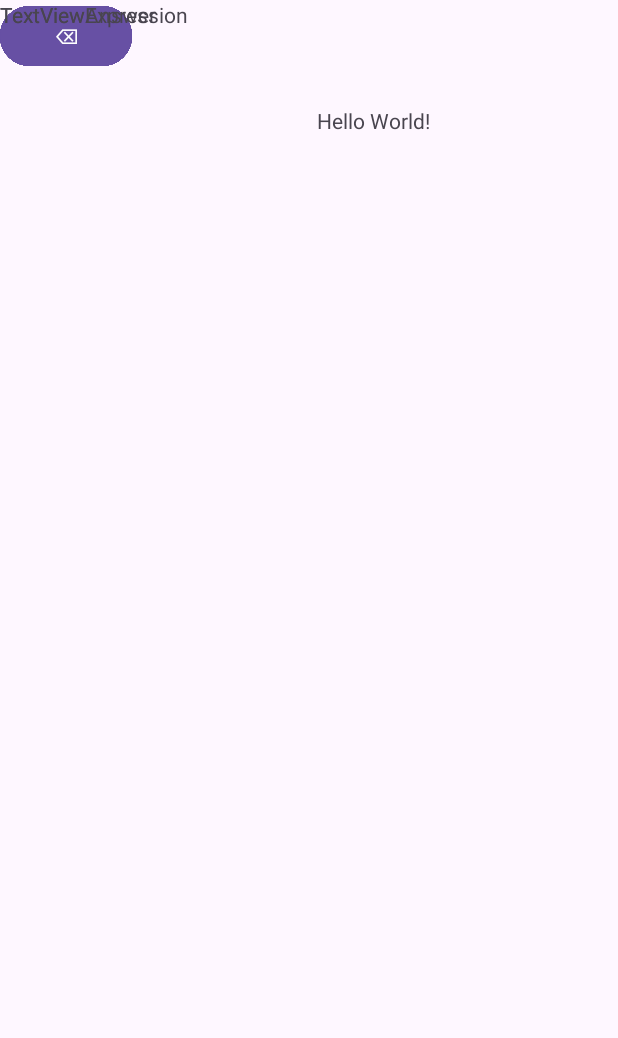
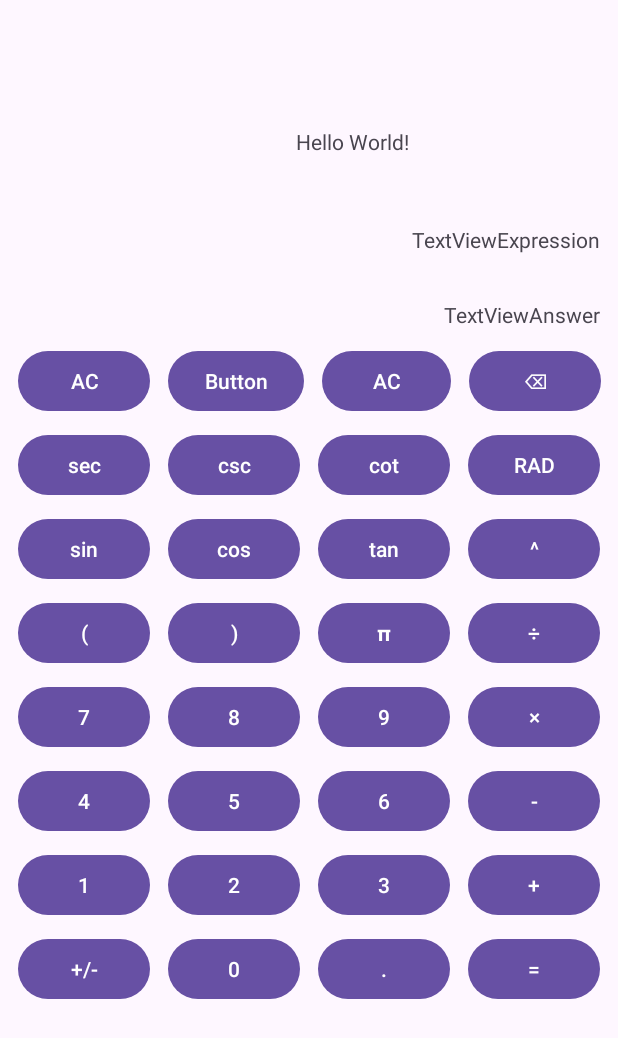
Before and after one commit to Dantes39/FirstCalculator, an Android app: the screen it shows after launch (MainActivity), on a phone screen of 412 x 824 dp. Shown: the top 1038 px of the screen. Run offline under Robolectric (Android 15) with nearby library versions, the phone set to English and light mode, and no system bars; 1 statement that could not run was skipped.

Commit message:
Make grid of buttons

```diff
--- a/app/src/main/res/layout/activity_main.xml
+++ b/app/src/main/res/layout/activity_main.xml
@@ -14,265 +14,350 @@
         android:text="Hello World!"
         app:layout_constraintBottom_toBottomOf="parent"
         app:layout_constraintEnd_toEndOf="parent"
-        app:layout_constraintHorizontal_bias="0.628"
+        app:layout_constraintHorizontal_bias="0.586"
         app:layout_constraintStart_toStartOf="parent"
         app:layout_constraintTop_toTopOf="parent"
-        app:layout_constraintVertical_bias="0.088" />
+        app:layout_constraintVertical_bias="0.105" />
+
+    <Button
+        android:id="@+id/buttonMinus"
+        android:layout_width="wrap_content"
+        android:layout_height="wrap_content"
+        android:text="@string/minus_sign"
+        android:layout_marginStart="12dp"
+        android:layout_marginTop="8dp"
+        app:layout_constraintTop_toBottomOf="@+id/buttonMultiply"
+        app:layout_constraintStart_toEndOf="@+id/buttonSix"/>
+
+    <Button
+        android:id="@+id/buttonPlus"
+        android:layout_width="wrap_content"
+        android:layout_height="wrap_content"
+        android:text="@string/plus_sign"
+        android:layout_marginStart="12dp"
+        android:layout_marginTop="8dp"
+        app:layout_constraintTop_toBottomOf="@+id/buttonMinus"
+        app:layout_constraintStart_toEndOf="@+id/buttonThree"/>
 
     <Button
         android:id="@+id/buttonEquals"
         android:layout_width="wrap_content"
         android:layout_height="wrap_content"
         android:text="@string/equals_sign"
-        tools:layout_editor_absoluteX="305dp"
-        tools:layout_editor_absoluteY="627dp" />
+        android:layout_marginStart="12dp"
+        android:layout_marginTop="8dp"
+        app:layout_constraintTop_toBottomOf="@+id/buttonPlus"
+        app:layout_constraintStart_toEndOf="@+id/buttonPoint"/>
 
     <Button
-        android:id="@+id/buttonPlus"
+        android:id="@+id/buttonPoint"
         android:layout_width="wrap_content"
         android:layout_height="wrap_content"
-        android:text="@string/plus_sign"
-        tools:layout_editor_absoluteX="305dp"
-        tools:layout_editor_absoluteY="567dp" />
+        android:text="@string/point_sign"
+        android:layout_marginStart="12dp"
+        android:layout_marginTop="8dp"
+        app:layout_constraintTop_toBottomOf="@+id/buttonThree"
+        app:layout_constraintStart_toEndOf="@+id/buttonZero"/>
+
+    <Button
+        android:id="@+id/buttonChangeSign"
+        android:layout_width="wrap_content"
+        android:layout_height="wrap_content"
+        android:text="@string/change_sign_sign"
+        android:layout_marginStart="12dp"
+        android:layout_marginTop="8dp"
+        app:layout_constraintTop_toBottomOf="@+id/buttonOne"
+        app:layout_constraintStart_toStartOf="parent"/>
+
+    <Button
+        android:id="@+id/buttonOne"
+        android:layout_width="wrap_content"
+        android:layout_height="wrap_content"
+        android:layout_marginStart="12dp"
+        android:layout_marginTop="8dp"
+        android:text="@string/one_sign"
+        app:layout_constraintStart_toStartOf="parent"
+        app:layout_constraintTop_toBottomOf="@+id/buttonFour"/>
+
+    <Button
+        android:id="@+id/buttonThree"
+        android:layout_width="wrap_content"
+        android:layout_height="wrap_content"
+        android:text="@string/three_sign"
+        android:layout_marginStart="12dp"
+        android:layout_marginTop="8dp"
+        app:layout_constraintTop_toBottomOf="@+id/buttonSix"
+        app:layout_constraintStart_toEndOf="@+id/buttonTwo"/>
+
+    <Button
+        android:id="@+id/buttonFour"
+        android:layout_width="wrap_content"
+        android:layout_height="wrap_content"
+        android:layout_marginStart="12dp"
+        android:layout_marginTop="8dp"
+        android:text="@string/four_sign"
+        app:layout_constraintStart_toStartOf="parent"
+        app:layout_constraintTop_toBottomOf="@+id/buttonSeven"/>
+
+    <Button
+        android:id="@+id/buttonFive"
+        android:layout_width="wrap_content"
+        android:layout_height="wrap_content"
+        android:text="@string/five_sign"
+        android:layout_marginStart="12dp"
+        android:layout_marginTop="8dp"
+        app:layout_constraintTop_toBottomOf="@+id/buttonEight"
+        app:layout_constraintStart_toEndOf="@+id/buttonFour"/>
+
+    <Button
+        android:id="@+id/buttonSix"
+        android:layout_width="wrap_content"
+        android:layout_height="wrap_content"
+        android:text="@string/six_sign"
+        android:layout_marginStart="12dp"
+        android:layout_marginTop="8dp"
+        app:layout_constraintTop_toBottomOf="@+id/buttonNine"
+        app:layout_constraintStart_toEndOf="@+id/buttonFive"/>
+
+    <Button
+        android:id="@+id/buttonSeven"
+        android:layout_width="wrap_content"
+        android:layout_height="wrap_content"
+        android:layout_marginTop="8dp"
+        android:layout_marginStart="12dp"
+        android:text="@string/seven_sign"
+        app:layout_constraintStart_toStartOf="parent"
+        app:layout_constraintTop_toBottomOf="@+id/buttonOpenBracket"/>
+
+    <Button
+        android:id="@+id/buttonEight"
+        android:layout_width="wrap_content"
+        android:layout_height="wrap_content"
+        android:text="@string/eight_sign"
+        android:layout_marginStart="12dp"
+        android:layout_marginTop="8dp"
+        app:layout_constraintTop_toBottomOf="@+id/buttonCloseBracket"
+        app:layout_constraintStart_toEndOf="@+id/buttonSeven"/>
+
+    <Button
+        android:id="@+id/buttonNine"
+        android:layout_width="wrap_content"
+        android:layout_height="wrap_content"
+        android:text="@string/nine_sign"
+        android:layout_marginStart="12dp"
+        android:layout_marginTop="8dp"
+        app:layout_constraintTop_toBottomOf="@+id/buttonPi"
+        app:layout_constraintStart_toEndOf="@+id/buttonEight"/>
+
+    <Button
+        android:id="@+id/buttonOpenBracket"
+        android:layout_width="wrap_content"
+        android:layout_height="wrap_content"
+        android:layout_marginTop="8dp"
+        android:layout_marginStart="12dp"
+        android:text="@string/open_bracket_sing"
+        app:layout_constraintStart_toStartOf="parent"
+        app:layout_constraintTop_toBottomOf="@+id/buttonSin"/>
+
+    <Button
+        android:id="@+id/buttonCloseBracket"
+        android:layout_width="wrap_content"
+        android:layout_height="wrap_content"
+        android:text="@string/close_bracket_sing"
+        android:layout_marginStart="12dp"
+        android:layout_marginTop="8dp"
+        app:layout_constraintTop_toBottomOf="@+id/buttonCos"
+        app:layout_constraintStart_toEndOf="@+id/buttonOpenBracket"/>
+
+    <Button
+        android:id="@+id/buttonPi"
+        android:layout_width="wrap_content"
+        android:layout_height="wrap_content"
+        android:text="@string/pi_sing"
+        android:layout_marginStart="12dp"
+        android:layout_marginTop="8dp"
+        app:layout_constraintTop_toBottomOf="@+id/buttonTan"
+        app:layout_constraintStart_toEndOf="@+id/buttonCloseBracket"/>
+
+    <Button
+        android:id="@+id/buttonSin"
+        android:layout_width="wrap_content"
+        android:layout_height="wrap_content"
+        android:layout_marginTop="8dp"
+        android:layout_marginStart="12dp"
+        android:text="@string/sin_sing"
+        app:layout_constraintStart_toStartOf="parent"
+        app:layout_constraintTop_toBottomOf="@+id/buttonSec"/>
+
+    <Button
+        android:id="@+id/buttonCos"
+        android:layout_width="wrap_content"
+        android:layout_height="wrap_content"
+        android:text="@string/cos_sing"
+        android:layout_marginStart="12dp"
+        android:layout_marginTop="8dp"
+        app:layout_constraintTop_toBottomOf="@+id/buttonCsc"
+        app:layout_constraintStart_toEndOf="@+id/buttonSin"/>
+
+    <Button
+        android:id="@+id/buttonTan"
+        android:layout_width="wrap_content"
+        android:layout_height="wrap_content"
+        android:text="@string/tan_sing"
+        android:layout_marginStart="12dp"
+        android:layout_marginTop="8dp"
+        app:layout_constraintTop_toBottomOf="@+id/buttonCot"
+        app:layout_constraintStart_toEndOf="@+id/buttonCos"/>
+
+    <Button
+        android:id="@+id/buttonSec"
+        android:layout_width="wrap_content"
+        android:layout_height="wrap_content"
+        android:layout_marginStart="12dp"
+        android:layout_marginTop="8sp"
+        android:text="@string/sec_sing"
+        app:layout_constraintStart_toStartOf="parent"
+        app:layout_constraintTop_toBottomOf="@+id/buttonAC" />
+
+    <Button
+        android:id="@+id/buttonCsc"
+        android:layout_width="wrap_content"
+        android:layout_height="wrap_content"
+        android:layout_marginStart="12dp"
+        android:layout_marginTop="8dp"
+        android:text="@string/csc_sing"
+        app:layout_constraintTop_toBottomOf="@+id/button"
+        app:layout_constraintStart_toEndOf="@+id/buttonSec" />
+
+    <Button
+        android:id="@+id/buttonCot"
+        android:layout_width="wrap_content"
+        android:layout_height="wrap_content"
+        android:text="@string/cot_sing"
+        android:layout_marginStart="12dp"
+        android:layout_marginTop="8dp"
+        app:layout_constraintTop_toBottomOf="@+id/button2"
+        app:layout_constraintStart_toEndOf="@+id/buttonCsc"/>
+
+    <Button
+        android:id="@+id/buttonPow"
+        android:layout_width="wrap_content"
+        android:layout_height="wrap_content"
+        android:text="@string/pow_sing"
+        android:layout_marginStart="12dp"
+        android:layout_marginTop="8dp"
+        app:layout_constraintTop_toBottomOf="@+id/buttonChangeDeg2Rad"
+        app:layout_constraintStart_toEndOf="@+id/buttonTan"/>
+
+    <Button
+        android:id="@+id/buttonTwo"
+        android:layout_width="wrap_content"
+        android:layout_height="wrap_content"
+        android:text="@string/two_sign"
+        android:layout_marginStart="12dp"
+        android:layout_marginTop="8dp"
+        app:layout_constraintTop_toBottomOf="@+id/buttonFive"
+        app:layout_constraintStart_toEndOf="@+id/buttonOne"/>
+
+    <Button
+        android:id="@+id/buttonZero"
+        android:layout_width="wrap_content"
+        android:layout_height="wrap_content"
+        android:text="@string/zero_sign"
+        android:layout_marginStart="12dp"
+        android:layout_marginTop="8dp"
+        app:layout_constraintTop_toBottomOf="@+id/buttonTwo"
+        app:layout_constraintStart_toEndOf="@+id/buttonChangeSign"/>
 
     <Button
         android:id="@+id/buttonMultiply"
         android:layout_width="wrap_content"
         android:layout_height="wrap_content"
         android:text="@string/multiply_sign"
-        tools:layout_editor_absoluteX="305dp"
-        tools:layout_editor_absoluteY="452dp" />
+        android:layout_marginStart="12dp"
+        android:layout_marginTop="8dp"
+        app:layout_constraintTop_toBottomOf="@+id/buttonDivide"
+        app:layout_constraintStart_toEndOf="@+id/buttonNine"/>
 
     <Button
-        android:id="@+id/buttonDevide"
+        android:id="@+id/buttonDivide"
         android:layout_width="wrap_content"
         android:layout_height="wrap_content"
         android:text="@string/divide_sign"
-        tools:layout_editor_absoluteX="307dp"
-        tools:layout_editor_absoluteY="395dp" />
-
-    <Button
-        android:id="@+id/buttonMinus"
-        android:layout_width="wrap_content"
-        android:layout_height="wrap_content"
-        android:text="@string/minus_sign"
-        tools:layout_editor_absoluteX="305dp"
-        tools:layout_editor_absoluteY="510dp" />
-
-    <Button
-        android:id="@+id/buttonZero"
-        android:layout_width="wrap_content"
-        android:layout_height="wrap_content"
-        android:text="@string/zero_sign"
-        tools:layout_editor_absoluteX="111dp"
-        tools:layout_editor_absoluteY="627dp" />
-
-    <Button
-        android:id="@+id/buttonPoint"
-        android:layout_width="wrap_content"
-        android:layout_height="wrap_content"
-        android:text="@string/point_sign"
-        tools:layout_editor_absoluteX="208dp"
-        tools:layout_editor_absoluteY="627dp" />
-
-    <Button
-        android:id="@+id/buttonChangeSign"
-        android:layout_width="wrap_content"
-        android:layout_height="wrap_content"
-        android:text="@string/change_sign_sign"
-        tools:layout_editor_absoluteX="11dp"
-        tools:layout_editor_absoluteY="626dp" />
-
-    <Button
-        android:id="@+id/buttonOne"
-        android:layout_width="wrap_content"
-        android:layout_height="wrap_content"
-        android:text="@string/one_sign"
-        tools:layout_editor_absoluteX="11dp"
-        tools:layout_editor_absoluteY="571dp" />
-
-    <Button
-        android:id="@+id/buttonTwo"
-        android:layout_width="wrap_content"
-        android:layout_height="wrap_content"
-        android:text="@string/two_sign"
-        tools:layout_editor_absoluteX="111dp"
-        tools:layout_editor_absoluteY="570dp" />
-
-    <Button
-        android:id="@+id/buttonThree"
-        android:layout_width="wrap_content"
-        android:layout_height="wrap_content"
-        android:text="@string/three_sign"
-        tools:layout_editor_absoluteX="208dp"
-        tools:layout_editor_absoluteY="571dp" />
-
-    <Button
-        android:id="@+id/buttonFour"
-        android:layout_width="wrap_content"
-        android:layout_height="wrap_content"
-        android:text="@string/four_sign"
-        tools:layout_editor_absoluteX="8dp"
-        tools:layout_editor_absoluteY="512dp" />
-
-    <Button
-        android:id="@+id/buttonFive"
-        android:layout_width="wrap_content"
-        android:layout_height="wrap_content"
-        android:text="@string/five_sign"
-        tools:layout_editor_absoluteX="111dp"
-        tools:layout_editor_absoluteY="510dp" />
-
-    <Button
-        android:id="@+id/buttonSix"
-        android:layout_width="wrap_content"
-        android:layout_height="wrap_content"
-        android:text="@string/six_sign"
-        tools:layout_editor_absoluteX="209dp"
-        tools:layout_editor_absoluteY="509dp" />
-
-    <Button
-        android:id="@+id/buttonSeven"
-        android:layout_width="wrap_content"
-        android:layout_height="wrap_content"
-        android:text="@string/seven_sign"
-        tools:layout_editor_absoluteX="11dp"
-        tools:layout_editor_absoluteY="449dp" />
-
-    <Button
-        android:id="@+id/buttonEight"
-        android:layout_width="wrap_content"
-        android:layout_height="wrap_content"
-        android:text="@string/eight_sign"
-        tools:layout_editor_absoluteX="109dp"
-        tools:layout_editor_absoluteY="449dp" />
-
-    <Button
-        android:id="@+id/buttonNine"
-        android:layout_width="wrap_content"
-        android:layout_height="wrap_content"
-        android:text="@string/nine_sign"
-        tools:layout_editor_absoluteX="209dp"
-        tools:layout_editor_absoluteY="449dp" />
-
-    <Button
-        android:id="@+id/buttonOpenBracket"
-        android:layout_width="wrap_content"
-        android:layout_height="wrap_content"
-        android:text="@string/open_bracket_sing"
-        tools:layout_editor_absoluteX="11dp"
-        tools:layout_editor_absoluteY="395dp" />
-
-    <Button
-        android:id="@+id/buttonCloseBracket"
-        android:layout_width="wrap_content"
-        android:layout_height="wrap_content"
-        android:text="@string/close_bracket_sing"
-        tools:layout_editor_absoluteX="107dp"
-        tools:layout_editor_absoluteY="395dp" />
-
-    <Button
-        android:id="@+id/buttonPi"
-        android:layout_width="wrap_content"
-        android:layout_height="wrap_content"
-        android:text="@string/pi_sing"
-        tools:layout_editor_absoluteX="209dp"
-        tools:layout_editor_absoluteY="395dp" />
-
-    <Button
-        android:id="@+id/buttonSin"
-        android:layout_width="wrap_content"
-        android:layout_height="wrap_content"
-        android:text="@string/sin_sing"
-        tools:layout_editor_absoluteX="11dp"
-        tools:layout_editor_absoluteY="340dp" />
-
-    <Button
-        android:id="@+id/buttonCos"
-        android:layout_width="wrap_content"
-        android:layout_height="wrap_content"
-        android:text="@string/cos_sing"
-        tools:layout_editor_absoluteX="110dp"
-        tools:layout_editor_absoluteY="337dp" />
-
-    <Button
-        android:id="@+id/buttonTan"
-        android:layout_width="wrap_content"
-        android:layout_height="wrap_content"
-        android:text="@string/tan_sing"
-        tools:layout_editor_absoluteX="210dp"
-        tools:layout_editor_absoluteY="337dp" />
-
-    <Button
-        android:id="@+id/buttonSec"
-        android:layout_width="wrap_content"
-        android:layout_height="wrap_content"
-        android:text="@string/sec_sing"
-        tools:layout_editor_absoluteX="14dp"
-        tools:layout_editor_absoluteY="281dp" />
-
-    <Button
-        android:id="@+id/buttonCsc"
-        android:layout_width="wrap_content"
-        android:layout_height="wrap_content"
-        android:text="@string/csc_sing"
-        tools:layout_editor_absoluteX="113dp"
-        tools:layout_editor_absoluteY="280dp" />
-
-    <Button
-        android:id="@+id/buttonCot"
-        android:layout_width="wrap_content"
-        android:layout_height="wrap_content"
-        android:text="@string/cot_sing"
-        tools:layout_editor_absoluteX="210dp"
-        tools:layout_editor_absoluteY="281dp" />
-
-    <Button
-        android:id="@+id/buttonPow"
-        android:layout_width="wrap_content"
-        android:layout_height="wrap_content"
-        android:text="@string/pow_sing"
-        tools:layout_editor_absoluteX="307dp"
-        tools:layout_editor_absoluteY="337dp" />
+        android:layout_marginStart="12dp"
+        android:layout_marginTop="8dp"
+        app:layout_constraintTop_toBottomOf="@+id/buttonPow"
+        app:layout_constraintStart_toEndOf="@+id/buttonPi"/>
 
     <Button
         android:id="@+id/buttonChangeDeg2Rad"
         android:layout_width="wrap_content"
         android:layout_height="wrap_content"
         android:text="@string/rad_sing"
-        tools:layout_editor_absoluteX="305dp"
-        tools:layout_editor_absoluteY="281dp" />
+        android:layout_marginStart="12dp"
+        android:layout_marginTop="8dp"
+        app:layout_constraintTop_toBottomOf="@+id/buttonBackSpace"
+        app:layout_constraintStart_toEndOf="@+id/buttonCot"/>
 
     <Button
         android:id="@+id/buttonAC"
         android:layout_width="wrap_content"
         android:layout_height="wrap_content"
+        android:layout_marginStart="12dp"
+        android:layout_marginTop="230dp"
         android:text="@string/ac_sing"
-        tools:layout_editor_absoluteX="14dp"
-        tools:layout_editor_absoluteY="222dp" />
+        app:layout_constraintStart_toStartOf="parent"
+        app:layout_constraintStart_toTopOf="parent"
+        app:layout_constraintTop_toTopOf="parent" />
 
     <Button
         android:id="@+id/buttonBackSpace"
         android:layout_width="wrap_content"
         android:layout_height="wrap_content"
         android:text="@string/backspace_sing"
-        tools:layout_editor_absoluteX="303dp"
-        tools:layout_editor_absoluteY="229dp" />
+        android:layout_marginStart="12dp"
+        android:layout_marginTop="230dp"
+        app:layout_constraintTop_toTopOf="parent"
+        app:layout_constraintStart_toEndOf="@id/button2"/>
 
     <TextView
         android:id="@+id/textViewExpression"
         android:layout_width="wrap_content"
         android:layout_height="wrap_content"
         android:text="TextViewExpression"
-        tools:layout_editor_absoluteX="233dp"
-        tools:layout_editor_absoluteY="98dp" />
+        android:layout_marginEnd="12dp"
+        android:layout_marginTop="150dp"
+        app:layout_constraintTop_toTopOf="parent"
+        app:layout_constraintEnd_toEndOf="parent" />
 
     <TextView
         android:id="@+id/textViewAnswer"
         android:layout_width="wrap_content"
         android:layout_height="wrap_content"
         android:text="TextViewAnswer"
-        tools:layout_editor_absoluteX="210dp"
-        tools:layout_editor_absoluteY="155dp" />
+        android:layout_marginEnd="12dp"
+        android:layout_marginTop="200dp"
+        app:layout_constraintTop_toTopOf="parent"
+        app:layout_constraintEnd_toEndOf="parent"/>
+
+    <Button
+        android:id="@+id/button"
+        android:layout_width="wrap_content"
+        android:layout_height="wrap_content"
+        android:text="Button"
+        android:layout_marginTop="230dp"
+        android:layout_marginStart="12dp"
+        app:layout_constraintTop_toTopOf="parent"
+        app:layout_constraintStart_toEndOf="@+id/buttonAC"/>
+
+    <Button
+        android:id="@+id/button2"
+        android:layout_width="86dp"
+        android:layout_height="48dp"
+        android:layout_marginStart="12dp"
+        android:layout_marginTop="230dp"
+        android:text="@string/ac_sing"
+        app:layout_constraintStart_toEndOf="@+id/button"
+        app:layout_constraintTop_toTopOf="parent" />
 
 </androidx.constraintlayout.widget.ConstraintLayout>
```
